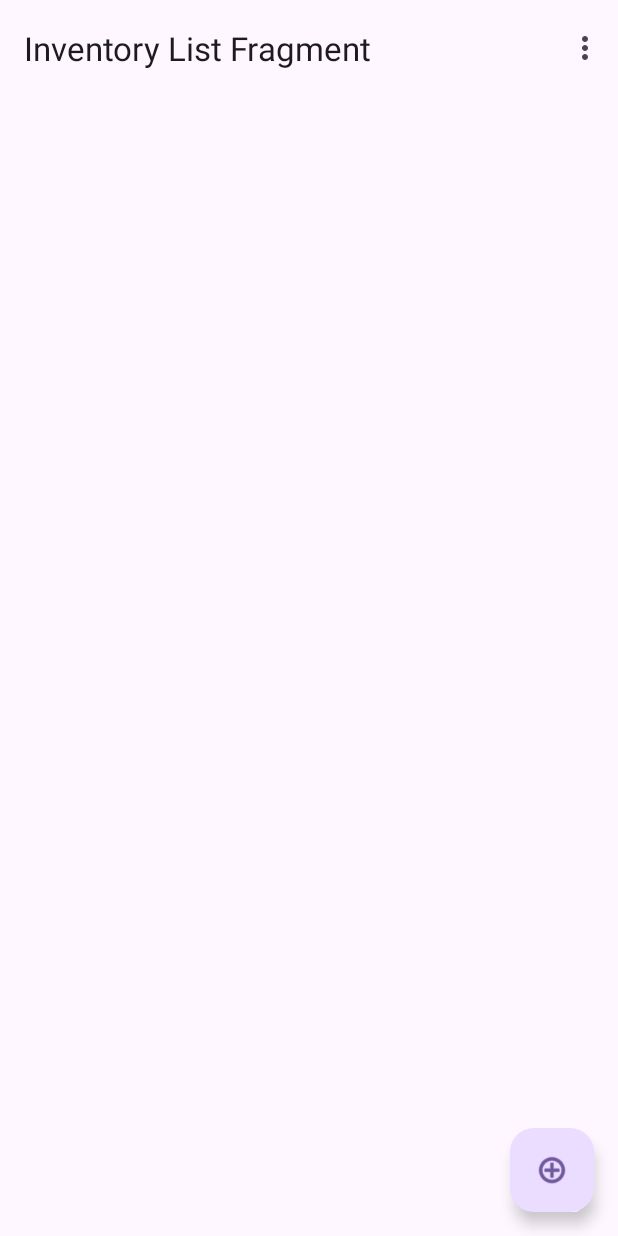
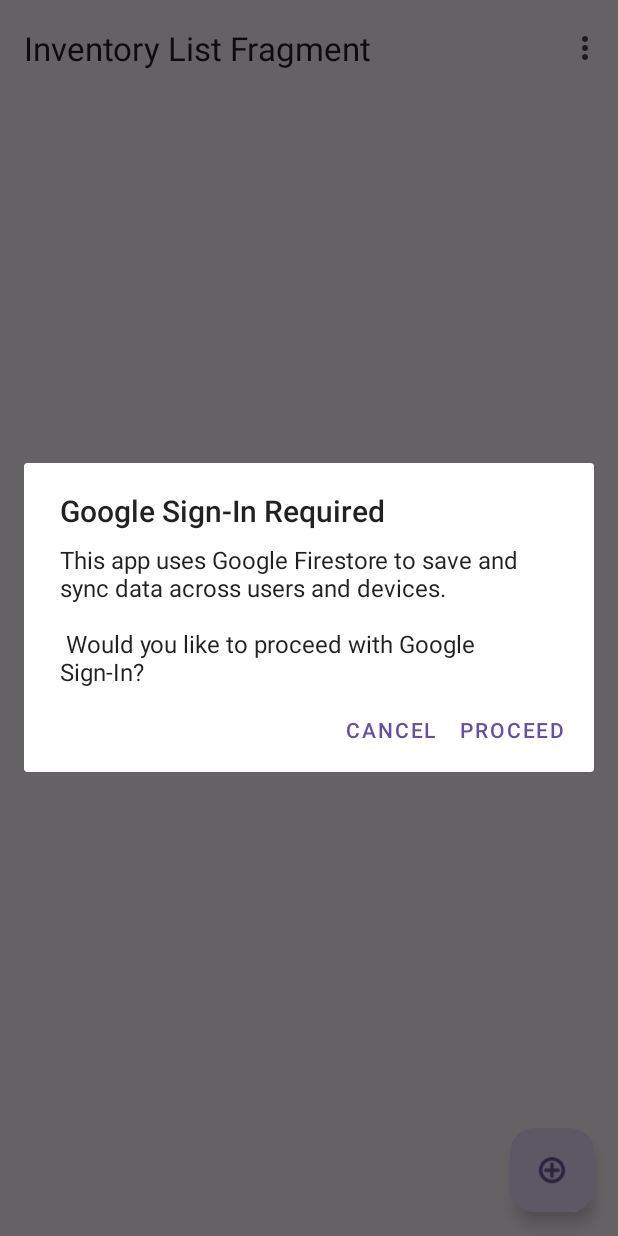
Before and after one commit to tfels/eiskalt, an Android app: the screen it shows after launch (MainActivity), on a phone screen of 412 x 824 dp. Run offline under Robolectric (Android 15) with nearby library versions, the phone set to English and light mode, and no system bars; our stand-ins replace Firebase (no records; nobody signed in at launch, a user with empty details on screens opened directly), navigation-ui.

Commit message:
login: inform user why google login is necessary

```diff
--- a/app/src/main/java/de/felsernet/android/eiskalt/AuthManager.kt
+++ b/app/src/main/java/de/felsernet/android/eiskalt/AuthManager.kt
@@ -1,6 +1,7 @@
 package de.felsernet.android.eiskalt
 
 import android.app.Activity
+import android.app.AlertDialog
 import android.content.Intent
 import androidx.lifecycle.LiveData
 import androidx.lifecycle.MutableLiveData
@@ -44,6 +45,10 @@
     }
 
     fun signInWithGoogle(activity: Activity) {
+        performGoogleSignIn(activity)
+    }
+
+    private fun performGoogleSignIn(activity: Activity) {
         val gso = GoogleSignInOptions.Builder(GoogleSignInOptions.DEFAULT_SIGN_IN)
             .requestIdToken(activity.getString(R.string.default_web_client_id))
             .requestEmail()
@@ -52,13 +57,32 @@
         val accountTask = googleSignInClient.silentSignIn()
         accountTask.addOnCompleteListener { task ->
             if (task.isSuccessful) {
-                // Already signed in → authenticate with Firebase
+                // Already signed in → authenticate with Firebase (no dialog needed)
                 firebaseAuthWithGoogle(task.result?.idToken!!)
             } else {
-                // Not signed in → show Google sign-in UI
-                activity.startActivityForResult(googleSignInClient.signInIntent, RC_GOOGLE_SIGN_IN)
+                // Not signed in → show explanation dialog first, then Google sign-in UI
+                showGoogleSignInExplanationDialog(activity) {
+                    activity.startActivityForResult(googleSignInClient.signInIntent, RC_GOOGLE_SIGN_IN)
+                }
             }
         }
+    }
+
+    private fun showGoogleSignInExplanationDialog(activity: Activity, onProceed: () -> Unit) {
+        AlertDialog.Builder(activity)
+            .setTitle(R.string.google_signin_explanation_title)
+            .setMessage(R.string.google_signin_explanation_message)
+            .setPositiveButton(R.string.google_signin_proceed) { dialog, _ ->
+                dialog.dismiss()
+                onProceed()
+            }
+            .setNegativeButton(R.string.google_signin_cancel) { dialog, _ ->
+                dialog.dismiss()
+                // User chose not to sign in - they can still use the app but won't have sync functionality
+            }
+            .setCancelable(false)
+            .create()
+            .show()
     }
 
     fun handleSignInResult(requestCode: Int, resultCode: Int, data: Intent?): Boolean {
--- a/app/src/main/java/de/felsernet/android/eiskalt/MainActivity.kt
+++ b/app/src/main/java/de/felsernet/android/eiskalt/MainActivity.kt
@@ -30,11 +30,11 @@
         appBarConfiguration = AppBarConfiguration(navController.graph)
         setupActionBarWithNavController(navController, appBarConfiguration)
 
-        AuthManager.signInWithGoogle(this)
-
         AuthManager.authError.observe(this) { error ->
             Snackbar.make(binding.root, error, Snackbar.LENGTH_LONG).show()
         }
+
+        AuthManager.signInWithGoogle(this)
 
         binding.fab.setOnClickListener { view ->
             val navHostFragment = supportFragmentManager.findFragmentById(R.id.nav_host_fragment_content_main)
--- a/app/src/main/res/values/strings.xml
+++ b/app/src/main/res/values/strings.xml
@@ -2,6 +2,11 @@
     <string name="app_name">eiskalt</string>
     <string name="action_settings">Settings</string>
     <string name="action_exit">Exit</string>
+    <!-- Google Sign-In explanation -->
+    <string name="google_signin_explanation_title">Google Sign-In Required</string>
+    <string name="google_signin_explanation_message">This app uses Google Firestore to save and sync data across users and devices.\n\n        Would you like to proceed with Google Sign-In?</string>
+    <string name="google_signin_proceed">Proceed</string>
+    <string name="google_signin_cancel">Cancel</string>
     <!-- Strings used for fragments for navigation -->
     <string name="inventory_list_fragment_label">Inventory List Fragment</string>
     <string name="inventory_item_fragment_label">Inventory Item Fragment</string>
```
